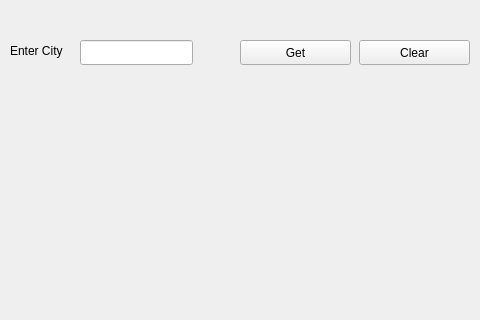
Qt form include/mainwindow.ui (novapix/weatherapp) before a commit; both pictures show x 0 to 480 and y 0 to 320 of the 480 by 960 pixel window.
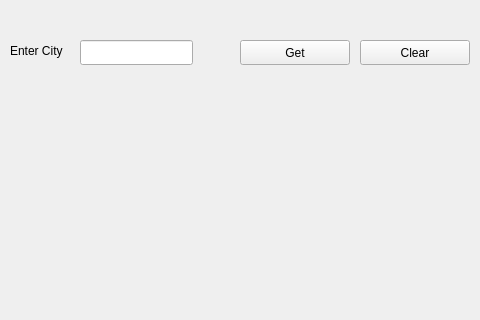
The same form after that commit.

Commit message: Store as unsigned int

```diff
--- a/include/mainwindow.ui
+++ b/include/mainwindow.ui
@@ -45,7 +45,7 @@
      <rect>
       <x>240</x>
       <y>40</y>
-      <width>111</width>
+      <width>110</width>
       <height>25</height>
      </rect>
     </property>
@@ -92,9 +92,9 @@
    <widget class="QPushButton" name="btnClear">
     <property name="geometry">
      <rect>
-      <x>359</x>
+      <x>360</x>
       <y>40</y>
-      <width>111</width>
+      <width>110</width>
       <height>25</height>
      </rect>
     </property>
```
The commit also changes 2 other files.
